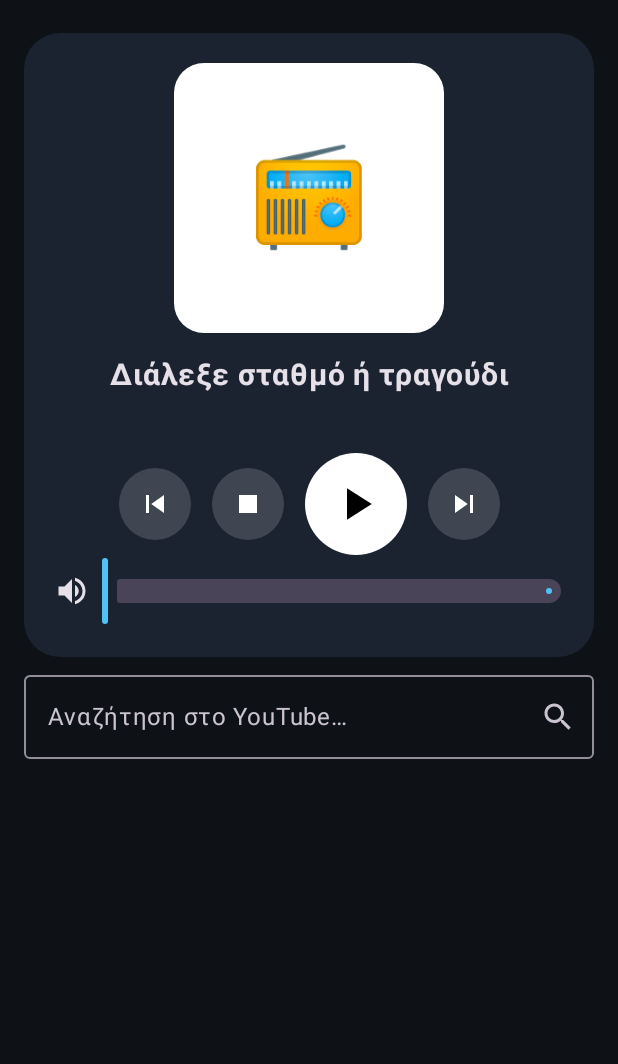
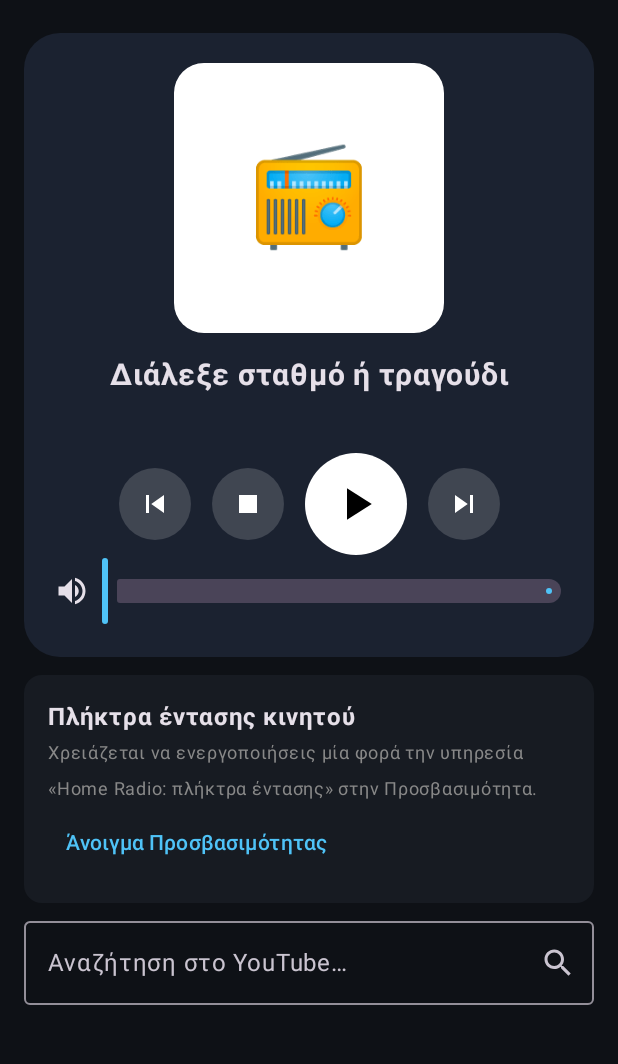
Before and after one commit to stathisktm/ha-homeradio, an Android app built with Jetpack Compose: the screen it shows after launch (MainActivity), after a tap on "Ρυθμίσεις", on a phone screen of 412 x 824 dp, the part 69-1133 px from its top. Run offline under Robolectric (Android 15) with nearby library versions, the phone set to English and light mode, and no system bars; pictures from the network do not load; 1 statement that could not run was skipped.

Commit message:
Phone app 0.2.0: volume buttons in media controls, hardware volume keys via accessibility service
Co-Authored-By: Claude Opus 5.5 <noreply@anthropic.com>

```diff
--- a/phone-app/app/build.gradle.kts
+++ b/phone-app/app/build.gradle.kts
@@ -21,8 +21,8 @@ android {
         applicationId = "com.stathisktm.homeradio.remote"
         minSdk = 26
         targetSdk = 35
-        versionCode = 1
-        versionName = "0.1.0"
+        versionCode = 2
+        versionName = "0.2.0"
         buildConfigField("String", "DEFAULT_HA_URL", "\"${localProps.getProperty("homeradio.defaultUrl", "")}\"")
     }
 
@@ -53,6 +53,7 @@ dependencies {
     implementation("androidx.core:core-ktx:1.13.1")
     implementation("androidx.activity:activity-compose:1.9.2")
     implementation("androidx.lifecycle:lifecycle-runtime-ktx:2.8.4")
+    implementation("androidx.lifecycle:lifecycle-runtime-compose:2.8.4")
     implementation(platform("androidx.compose:compose-bom:2024.10.01"))
     implementation("androidx.compose.ui:ui")
     implementation("androidx.compose.material3:material3")
--- a/phone-app/app/src/main/kotlin/com/stathisktm/homeradio/remote/MainActivity.kt
+++ b/phone-app/app/src/main/kotlin/com/stathisktm/homeradio/remote/MainActivity.kt
@@ -2,6 +2,8 @@ package com.stathisktm.homeradio.remote
 
 import android.Manifest
 import android.content.ComponentName
+import android.content.Intent
+import android.provider.Settings as AndroidSettings
 import android.content.pm.PackageManager
 import android.os.Build
 import android.os.Bundle
@@ -48,6 +50,8 @@ import androidx.compose.material3.IconButtonDefaults
 import androidx.compose.material3.MaterialTheme
 import androidx.compose.material3.OutlinedTextField
 import androidx.compose.material3.Slider
+import androidx.compose.material3.Switch
+import androidx.compose.material3.TextButton
 import androidx.compose.material3.Surface
 import androidx.compose.material3.Text
 import androidx.compose.material3.darkColorScheme
@@ -59,6 +63,7 @@ import androidx.compose.runtime.mutableStateOf
 import androidx.compose.runtime.remember
 import androidx.compose.runtime.saveable.rememberSaveable
 import androidx.compose.runtime.setValue
+import androidx.lifecycle.compose.LifecycleResumeEffect
 import androidx.compose.ui.Alignment
 import androidx.compose.ui.Modifier
 import androidx.compose.ui.draw.blur
@@ -135,6 +140,7 @@ class MainActivity : ComponentActivity() {
                 }
                 if (showSettings) item(span = { GridItemSpan(maxLineSpan) }) { Settings(prefs) { showSettings = false } }
                 item(span = { GridItemSpan(maxLineSpan) }) { NowPlaying(s) }
+                item(span = { GridItemSpan(maxLineSpan) }) { VolumeKeys(prefs) }
                 item(span = { GridItemSpan(maxLineSpan) }) { YoutubeSearch() }
                 val stations = s?.list("stations").orEmpty().mapNotNull { it as? JsonObject }
                 if (stations.isNotEmpty()) {
@@ -214,7 +220,7 @@ class MainActivity : ComponentActivity() {
                         value = dragging ?: haVolume,
                         onValueChange = { dragging = it },
                         onValueChangeFinished = {
-                            dragging?.let { HaHub.mediaPlayer("volume_set", mapOf("volume_level" to it.toDouble())) }
+                            dragging?.let { HaHub.setVolume((it * 100).toInt()) }
                             dragging = null
                         },
                         modifier = Modifier.weight(1f).padding(start = 8.dp),
@@ -229,6 +235,38 @@ class MainActivity : ComponentActivity() {
         FilledIconButton(onClick = onClick, modifier = Modifier.size(48.dp),
             colors = IconButtonDefaults.filledIconButtonColors(containerColor = Color.White.copy(alpha = 0.16f), contentColor = Color.White),
         ) { content() }
+    }
+
+    /** Hardware volume keys -> Home Radio needs the accessibility service switched on once. */
+    @Composable
+    private fun VolumeKeys(prefs: Prefs) {
+        var enabled by remember { mutableStateOf(VolumeKeyService.isEnabled(this)) }
+        var wanted by remember { mutableStateOf(prefs.volumeKeys) }
+        // Re-check when coming back from the system's accessibility settings.
+        LifecycleResumeEffect(Unit) {
+            enabled = VolumeKeyService.isEnabled(this@MainActivity)
+            onPauseOrDispose { }
+        }
+        Card(colors = CardDefaults.cardColors(containerColor = MaterialTheme.colorScheme.surface)) {
+            Column(Modifier.padding(16.dp)) {
+                Row(verticalAlignment = Alignment.CenterVertically) {
+                    Column(Modifier.weight(1f)) {
+                        Text("Πλήκτρα έντασης κινητού", fontWeight = FontWeight.Bold)
+                        Text(
+                            if (enabled) "Όσο παίζει το Home Radio, αλλάζουν την ένταση των ηχείων του HA — και στην οθόνη κλειδώματος."
+                            else "Χρειάζεται να ενεργοποιήσεις μία φορά την υπηρεσία «Home Radio: πλήκτρα έντασης» στην Προσβασιμότητα.",
+                            fontSize = 12.sp, color = Color.Gray,
+                        )
+                    }
+                    if (enabled) Switch(checked = wanted, onCheckedChange = { wanted = it; prefs.volumeKeys = it })
+                }
+                if (!enabled) {
+                    TextButton(onClick = {
+                        startActivity(Intent(AndroidSettings.ACTION_ACCESSIBILITY_SETTINGS).addFlags(Intent.FLAG_ACTIVITY_NEW_TASK))
+                    }) { Text("Άνοιγμα Προσβασιμότητας") }
+                }
+            }
+        }
     }
 
     @Composable
--- a/phone-app/app/src/main/kotlin/com/stathisktm/homeradio/remote/Prefs.kt
+++ b/phone-app/app/src/main/kotlin/com/stathisktm/homeradio/remote/Prefs.kt
@@ -18,6 +18,11 @@ class Prefs(context: Context) {
         get() = prefs.getString(KEY_ENTITY, DEFAULT_ENTITY) ?: DEFAULT_ENTITY
         set(value) = prefs.edit().putString(KEY_ENTITY, value.trim()).apply()
 
+    /** Whether the phone's volume keys drive Home Radio (through [VolumeKeyService]). */
+    var volumeKeys: Boolean
+        get() = prefs.getBoolean(KEY_VOLUME_KEYS, true)
+        set(value) = prefs.edit().putBoolean(KEY_VOLUME_KEYS, value).apply()
+
     val isConfigured: Boolean get() = haUrl.isNotBlank() && token.isNotBlank() && entityId.isNotBlank()
 
     companion object {
@@ -26,5 +31,6 @@ class Prefs(context: Context) {
         private const val KEY_URL = "ha_url"
         private const val KEY_TOKEN = "token"
         private const val KEY_ENTITY = "entity_id"
+        private const val KEY_VOLUME_KEYS = "volume_keys"
     }
 }
--- a/phone-app/app/src/main/kotlin/com/stathisktm/homeradio/remote/RemotePlayer.kt
+++ b/phone-app/app/src/main/kotlin/com/stathisktm/homeradio/remote/RemotePlayer.kt
@@ -132,7 +132,7 @@ class RemotePlayer(looper: Looper) : SimpleBasePlayer(looper) {
     }
 
     override fun handleSetDeviceVolume(deviceVolume: Int, flags: Int): ListenableFuture<*> {
-        HaHub.mediaPlayer("volume_set", mapOf("volume_level" to deviceVolume.coerceIn(0, 100) / 100.0))
+        HaHub.setVolume(deviceVolume)
         return done()
     }
 
@@ -141,8 +141,8 @@ class RemotePlayer(looper: Looper) : SimpleBasePlayer(looper) {
     override fun handleDecreaseDeviceVolume(flags: Int): ListenableFuture<*> = stepVolume(-5)
 
     private fun stepVolume(delta: Int): ListenableFuture<*> {
-        val now = ((es?.num("volume_level") ?: 0.5) * 100).roundToInt()
-        return handleSetDeviceVolume((now + delta).coerceIn(0, 100), 0)
+        HaHub.stepVolume(delta)
+        return done()
     }
 
     override fun handleSetDeviceMuted(muted: Boolean, flags: Int): ListenableFuture<*> {
--- /dev/null
+++ b/phone-app/app/src/main/res/drawable/ic_volume_down.xml
@@ -0,0 +1,3 @@
+<vector xmlns:android="http://schemas.android.com/apk/res/android" android:width="24dp" android:height="24dp" android:viewportWidth="24" android:viewportHeight="24">
+    <path android:fillColor="#FFFFFFFF" android:pathData="M18.5,12c0,-1.77 -1.02,-3.29 -2.5,-4.03v8.05c1.48,-0.73 2.5,-2.25 2.5,-4.02zM5,9v6h4l5,5V4L9,9H5z"/>
+</vector>
--- /dev/null
+++ b/phone-app/app/src/main/res/drawable/ic_volume_up.xml
@@ -0,0 +1,3 @@
+<vector xmlns:android="http://schemas.android.com/apk/res/android" android:width="24dp" android:height="24dp" android:viewportWidth="24" android:viewportHeight="24">
+    <path android:fillColor="#FFFFFFFF" android:pathData="M3,9v6h4l5,5V4L7,9H3zM16.5,12c0,-1.77 -1.02,-3.29 -2.5,-4.03v8.05c1.48,-0.73 2.5,-2.25 2.5,-4.02zM14,3.23v2.06c2.89,0.86 5,3.54 5,6.71s-2.11,5.85 -5,6.71v2.06c4.01,-0.91 7,-4.49 7,-8.77s-2.99,-7.86 -7,-8.77z"/>
+</vector>
--- a/phone-app/app/src/main/res/values/strings.xml
+++ b/phone-app/app/src/main/res/values/strings.xml
@@ -1,3 +1,5 @@
 <resources>
     <string name="app_name">Home Radio</string>
+    <string name="volume_keys_label">Home Radio: πλήκτρα έντασης</string>
+    <string name="volume_keys_description">Όσο παίζει το Home Radio, τα πλήκτρα έντασης του κινητού αλλάζουν την ένταση των ηχείων του Home Assistant (και στην οθόνη κλειδώματος). Όταν το κινητό παίζει δικό του ήχο ή είσαι σε κλήση, δουλεύουν κανονικά. Η υπηρεσία βλέπει μόνο τα πλήκτρα έντασης.</string>
 </resources>
```
Also changed, not shown: phone-app/app/src/main/AndroidManifest.xml (+12 -0 lines), phone-app/app/src/main/kotlin/com/stathisktm/homeradio/remote/HaHub.kt (+23 -0 lines), phone-app/app/src/main/kotlin/com/stathisktm/homeradio/remote/PlaybackService.kt (+54 -1 lines), phone-app/app/src/main/kotlin/com/stathisktm/homeradio/remote/VolumeFeedback.kt (added, +20 -0 lines), phone-app/app/src/main/kotlin/com/stathisktm/homeradio/remote/VolumeKeyService.kt (added, +59 -0 lines), phone-app/app/src/main/res/xml/volume_keys.xml (added, +10 -0 lines).
